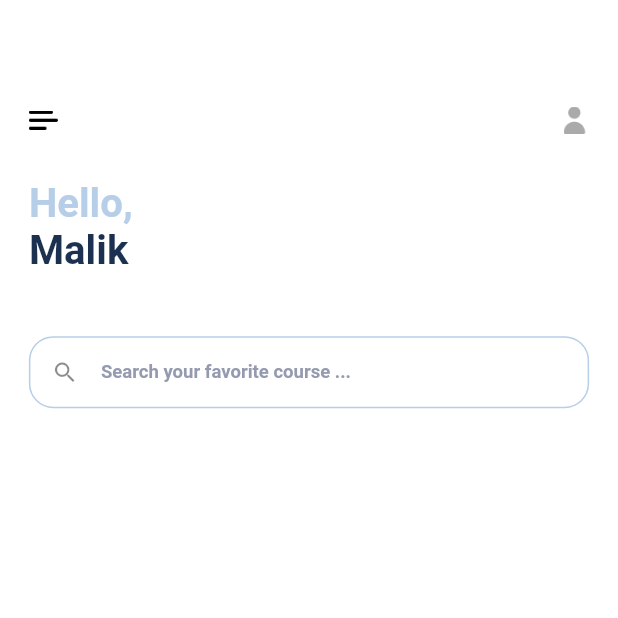
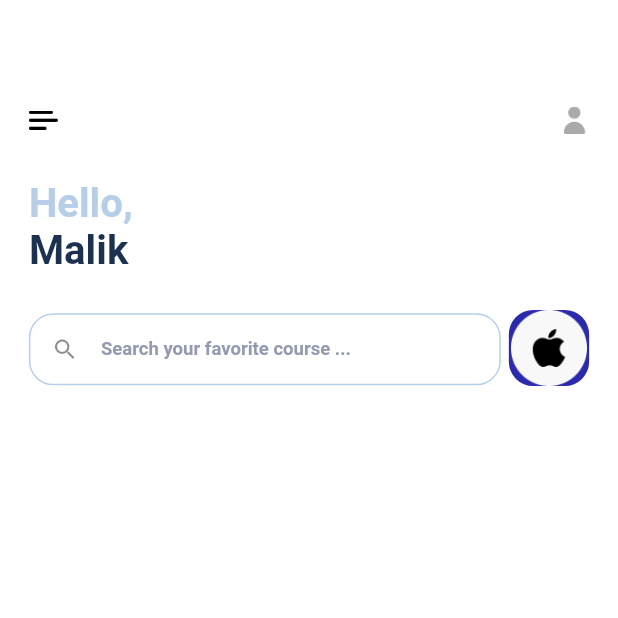
Before and after one commit to DARK-PROGRAMMER-I/u_learning, a Flutter app: the HomeScreen screen opened by its route, on a phone screen of 412 x 824 dp, the top half of it. Run offline on Flutter 3.47's test engine with Material 2 defaults, Android fonts, the phone set to English and light mode, and no system bars; our stand-ins replace dots_indicator, firebase_auth, firebase_core, flutter_bloc, flutter_screenutil, flutter_spinkit and 2 more; accounts and stored records are empty.

```diff
--- a/lib/pages/home/home_widgets/home_search_bar.dart
+++ b/lib/pages/home/home_widgets/home_search_bar.dart
@@ -1,4 +1,5 @@
 import 'package:flutter/cupertino.dart';
+import 'package:u_learning/utils/constants/assets_manager.dart';
 
 import '../../../common/common_libs.dart';
 import '../../../common/common_widgets/CustomTextFields.dart';
@@ -22,7 +23,12 @@ class _SearchBarHomeState extends State<SearchBarHome> {
 
   @override
   Widget build(BuildContext context) {
-    return CustomTextFieldNew(
+    return Row(
+      crossAxisAlignment: CrossAxisAlignment.center,
+      mainAxisAlignment: MainAxisAlignment.center,
+      children: [
+        Expanded(
+          child: CustomTextFieldNew(
               controller: _searchCtr,
               onChanged: (val) {},
               onFieldSubmitted: (val) {},
@@ -30,6 +36,20 @@ class _SearchBarHomeState extends State<SearchBarHome> {
               hintText: 'Search your favorite course ...',
               obscure: false, iconData: Icons.search,
 
+          ),
+        ),
+        SizedBox(width: 5.w,),
+        Container(
+          width: 50.w,
+          height: 50.h,
+          margin: EdgeInsets.only(top: 20.h),
+          decoration: BoxDecoration(
+            color: MyColors.themeColor,
+            borderRadius: BorderRadius.circular(16.r)
+          ),
+          child: Image.asset(AppAssets.appleIcon),
+        )
+      ],
     );
   }
 }
--- a/lib/pages/home/views/home_screen.dart
+++ b/lib/pages/home/views/home_screen.dart
@@ -33,8 +33,6 @@ class _HomeScreenState extends State<HomeScreen> {
             SizedBox(height: 30.h,),
             Text('Hello,', style: getBoldStyle(fontSize: MyFonts.size26, color: MyColors.borderColor),),
             Text('Malik', style: getBoldStyle(fontSize: MyFonts.size26),),
-
-            SizedBox(height: 15.h,),
             SearchBarHome()
           ],
         ),
--- a/lib/utils/constants/assets_manager.dart
+++ b/lib/utils/constants/assets_manager.dart
@@ -13,5 +13,6 @@ class AppAssets{
   static const String appleIcon = '$iconPath/apple.png';
   static const String menuIcon = '$iconPath/menu.png';
   static const String personIcon = '$iconPath/person.png';
+  static const String personIcon = '$iconPath/person.png';
 
 }
```
Lines whose indentation alone changed are shown as unchanged.
